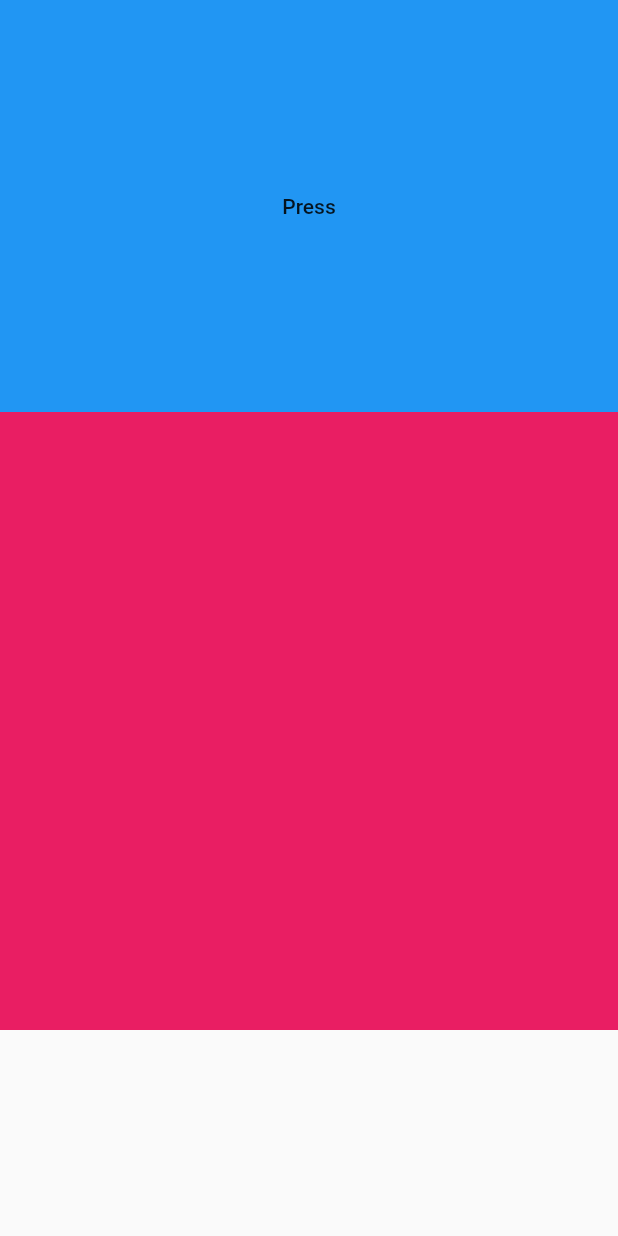
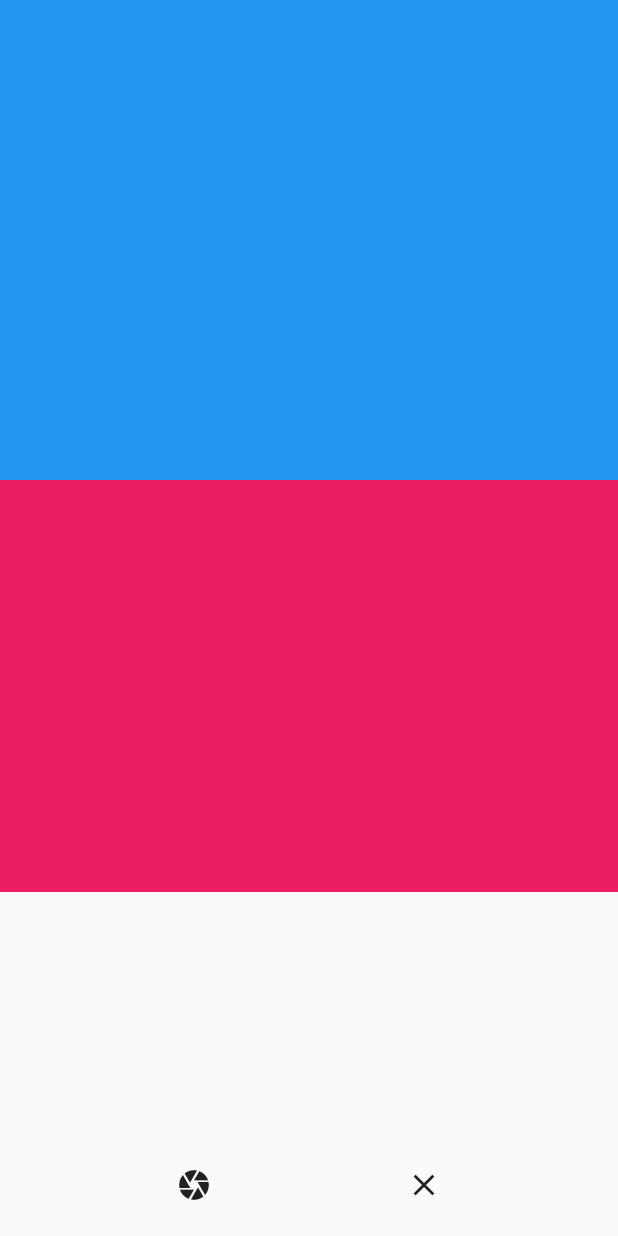
Before and after one commit to Saransh-cpp/Cyborg, a Flutter app: the screen it shows after launch, on a phone screen of 412 x 824 dp. Run offline on Flutter 3.47's test engine with Material 2 defaults, Android fonts, the phone set to English and light mode, and no system bars; our stand-ins replace camera.

Commit message:
UI improvements

```diff
--- a/lib/screens/home.dart
+++ b/lib/screens/home.dart
@@ -21,7 +21,7 @@ class _CyborgScreenState extends State<CyborgScreen> {
         return;
       }
 
-      setState(() {
+      setState(()  {
          cameraController.startImageStream((image) => {
           if(!isWorking){
             isWorking = true,
@@ -34,32 +34,58 @@ class _CyborgScreenState extends State<CyborgScreen> {
 
   @override
   Widget build(BuildContext context) {
-    return SafeArea(
+    return MaterialApp(
+      home: SafeArea(
         child: Scaffold(
+          bottomNavigationBar: Container(
+            height: MediaQuery
+                .of(context)
+                .size
+                .height / 12,
+            child: Row(
+              mainAxisAlignment: MainAxisAlignment.spaceEvenly,
+              children: [
+                IconButton(
+                    icon: Icon(Icons.camera),
+                    onPressed: () {
+                      setState(() {
+                        initCamera();
+                      });
+                    }
+                ),
+                IconButton(
+                    icon: Icon(Icons.close),
+                    onPressed: () {
+                      setState(() {
+                        cameraImage = null;
+                        isWorking = false;
+                      });
+                    })
+              ],
+            ),
+          ),
           body: Container(
             child: Column(
               children: [
-              Container(
+                Center(
+                    child: Container(
                       color: Colors.blue,
-                height: MediaQuery.of(context).size.height/3,
-                child: Center(
-                  child: FlatButton(
-                    child: cameraImage == null ? Text(
-                      'Press'
+                      height: 320,
+                      width: MediaQuery.of(context).size.width,
+                      child: cameraImage == null ? SizedBox(
                       ) :
                       AspectRatio(
-                        aspectRatio: cameraController.value.aspectRatio,
+                        aspectRatio: cameraController.value.aspectRatio ?? 16.0/9.0,
                         child: CameraPreview(cameraController),
                       ),
-                    onPressed: () {
-                      initCamera();
-                    },
-                  ),
-                ),
+                    )
                 ),
                 Container(
                   color: Colors.pink,
-                height: MediaQuery.of(context).size.height/2,
+                  height: MediaQuery
+                      .of(context)
+                      .size
+                      .height / 3,
                   child: Center(
                     child: FlatButton(
                       child: Text(
@@ -73,6 +99,7 @@ class _CyborgScreenState extends State<CyborgScreen> {
             ),
           ),
         ),
+      ),
     );
   }
 }
```
Lines whose indentation alone changed are shown as unchanged.
